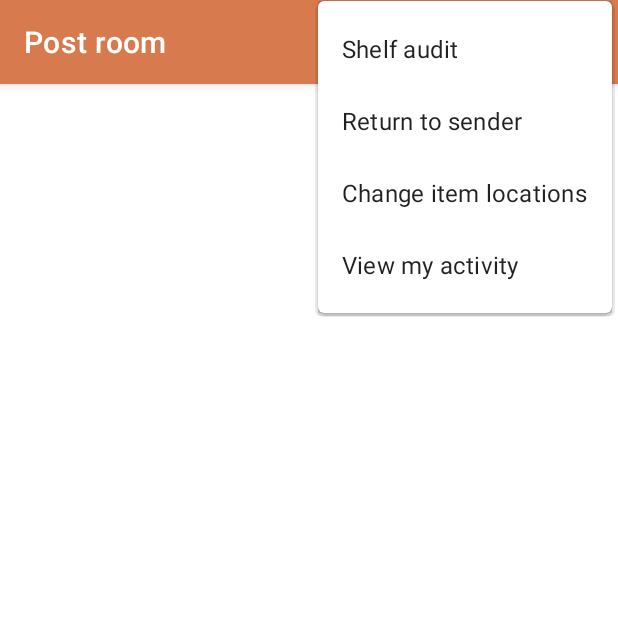
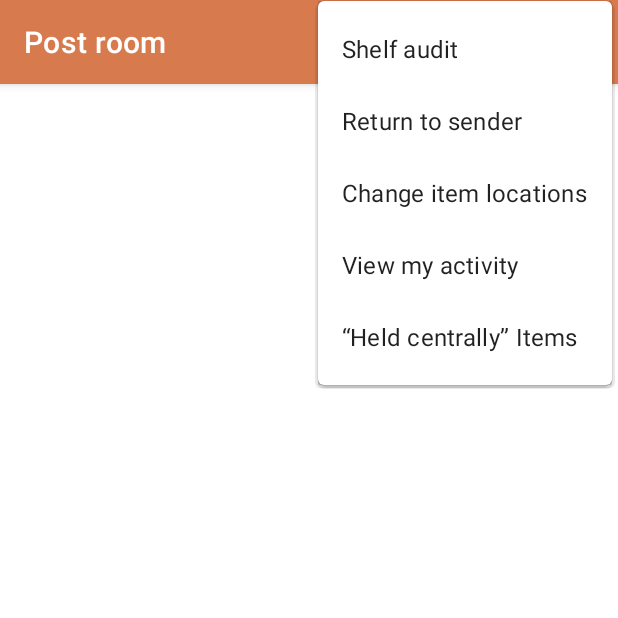
Before and after one commit to UniversityofWarwick/postroom-android, an Android app: the screen it shows after launch (MainActivity), with the options menu open, on a phone screen of 412 x 824 dp, the top half of it. Run offline under Robolectric (Android 15) with nearby library versions, the phone set to English and light mode, and no system bars; our stand-ins replace Dagger/Hilt's generated code, Picasso; libraries missing offline, so code that uses them is left out: com.github.kittinunf.fuel; pictures from the network do not load; 12 statements that could not run were skipped.

Commit message:
Do the needful to support early arrival packages

```diff
--- a/app/build.gradle
+++ b/app/build.gradle
@@ -29,9 +29,9 @@ android {
     defaultConfig {
         applicationId "uk.ac.warwick.postroom"
         minSdkVersion 27
-        targetSdkVersion 29
-        versionCode 12
-        versionName "1.6.2"
+        targetSdkVersion 30
+        versionCode 14
+        versionName "1.6.4"
 
         testInstrumentationRunner "androidx.test.runner.AndroidJUnitRunner"
     }
--- a/app/src/main/java/uk/ac/warwick/postroom/activities/MainActivity.kt
+++ b/app/src/main/java/uk/ac/warwick/postroom/activities/MainActivity.kt
@@ -43,6 +43,7 @@ const val POSTROOM_BASE_URL_DEFAULT = "https://postroom.warwick.ac.uk/"
 const val PROCESS_INCOMING_ROUTE = "process-incoming/"
 const val COLLECTION_ROUTE = "process-collection/"
 const val AUDITS_ROUTE = "admin/audits/"
+const val MOVE_HELD_CENTRALLY_ROUTE = "move-from-held-centrally/"
 const val RTS_SPR_ROUTE = "rts/"
 const val MOVE_ITEMS_ROUTE = "move/"
 const val RTS_COURIER_ROUTE = "rts/couriers/"
@@ -250,6 +251,10 @@ class MainActivity : AppCompatActivity() {
             }
             R.id.viewRecentActivityMenuItem -> {
                 goToUrl(providesBaseUrl.getBaseUrl() + AUDITS_ROUTE)
+                true
+            }
+            R.id.heldCentrallyItemsMenuItem -> {
+                goToUrl(providesBaseUrl.getBaseUrl() + MOVE_HELD_CENTRALLY_ROUTE)
                 true
             }
             else -> super.onOptionsItemSelected(item)
--- a/app/src/main/java/uk/ac/warwick/postroom/domain/Recipient.kt
+++ b/app/src/main/java/uk/ac/warwick/postroom/domain/Recipient.kt
@@ -7,11 +7,12 @@ import java.time.LocalDate
 enum class RecipientSource {
     ManualEntry,
     KineticImport,
-    ConferenceImport
+    ConferenceImport,
+    KineticApplicantImport
 }
 
 enum class RecipientType {
-    Student, StaffFamily, RLT, CAL, VacationTenant, MRC
+    Student, StaffFamily, RLT, CAL, VacationTenant, MRC, AccommodationApplicant,
 }
 
 @Serializable
--- a/app/src/main/res/menu/toolbar.xml
+++ b/app/src/main/res/menu/toolbar.xml
@@ -26,4 +26,7 @@
     <item
         android:id="@+id/viewRecentActivityMenuItem"
         android:title="View my activity" />
+    <item
+        android:id="@+id/heldCentrallyItemsMenuItem"
+        android:title="@string/held_centrally" />
 </menu>
--- a/app/src/main/res/values/strings.xml
+++ b/app/src/main/res/values/strings.xml
@@ -39,8 +39,6 @@
     <string name="manual_collection_card_description">Collect items by name, university ID or room. Check recipient\'s ID.</string>
     <string name="title_activity_add_item">Save item to system</string>
     <string name="no_room">No room</string>
-    <!-- TODO: Remove or change this placeholder text -->
-    <string name="hello_blank_fragment">Hello blank fragment</string>
     <string name="loading">Loading...</string>
     <string name="pre_requisites_failed_title">Not ready to add item yet</string>
     <string name="pre_requisites_failed_body">You need to have scanned a QR barcode and the phone needs to have fetched a list of couriers from the remote server first.</string>
@@ -49,4 +47,5 @@
     <string name="reset_confirmation_body">Captured QR code, barcodes, courier guess, room number and university ID will be forgotten about.</string>
     <string name="ocr_status_summary_no_qr">No QR</string>
     <string name="ocr_status_no_barcode">No barcode</string>
+    <string name="held_centrally">“Held centrally” Items</string>
 </resources>
```
